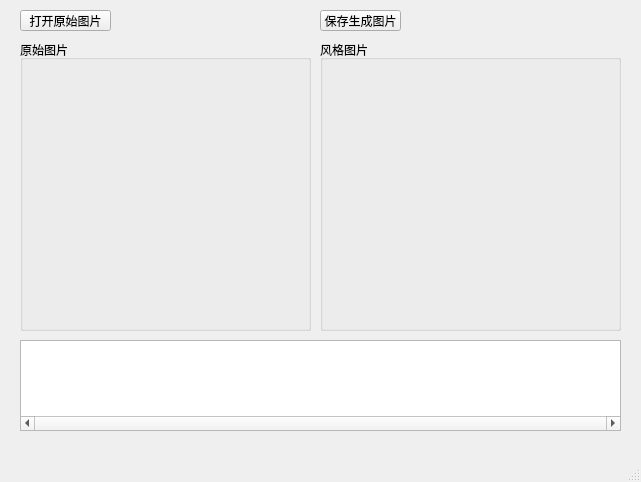
The window that ui/maingui.ui (ssh198811/tf_gan_style_transfer) describes before a commit, drawn with Qt 5.
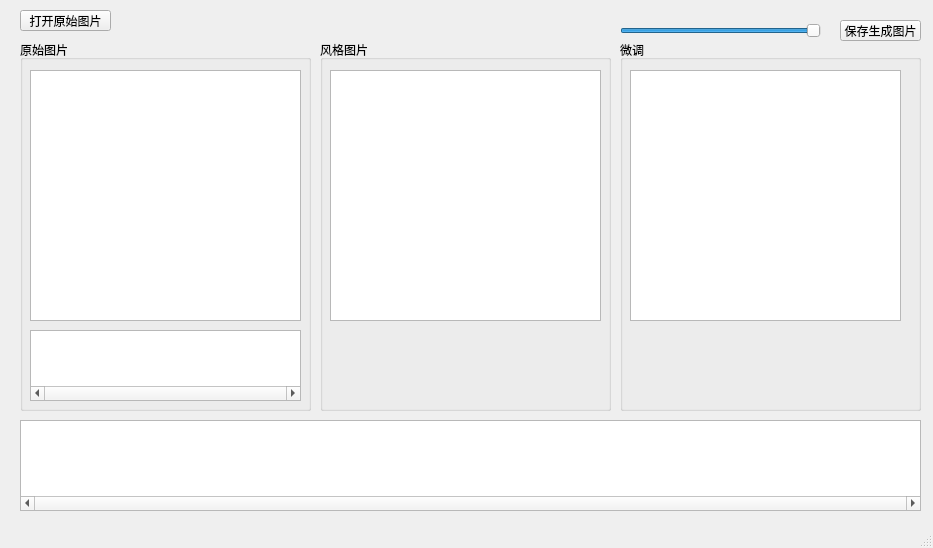
The same window after the commit.

Commit message: 增加lerp过程， 修改UI上面图不清楚的问题

Diff of the .ui file:
```diff
--- a/ui/maingui.ui
+++ b/ui/maingui.ui
@@ -6,8 +6,8 @@
    <rect>
     <x>0</x>
     <y>0</y>
-    <width>641</width>
-    <height>482</height>
+    <width>933</width>
+    <height>548</height>
    </rect>
   </property>
   <property name="windowTitle">
@@ -18,8 +18,8 @@
     <property name="geometry">
      <rect>
       <x>20</x>
-      <y>340</y>
-      <width>601</width>
+      <y>420</y>
+      <width>901</width>
       <height>91</height>
      </rect>
     </property>
@@ -73,8 +73,8 @@
    <widget class="QPushButton" name="pushButton_2">
     <property name="geometry">
      <rect>
-      <x>320</x>
-      <y>10</y>
+      <x>840</x>
+      <y>20</y>
       <width>81</width>
       <height>21</height>
      </rect>
@@ -89,29 +89,66 @@
       <x>20</x>
       <y>40</y>
       <width>291</width>
-      <height>291</height>
+      <height>371</height>
      </rect>
     </property>
     <property name="title">
      <string>原始图片</string>
     </property>
-    <widget class="QLabel" name="label_src">
+    <widget class="QListWidget" name="list_src">
      <property name="geometry">
       <rect>
        <x>10</x>
-       <y>20</y>
-       <width>256</width>
-       <height>256</height>
+       <y>290</y>
+       <width>271</width>
+       <height>71</height>
       </rect>
      </property>
      <property name="sizePolicy">
-      <sizepolicy hsizetype="Fixed" vsizetype="Fixed">
+      <sizepolicy hsizetype="Expanding" vsizetype="Fixed">
        <horstretch>0</horstretch>
        <verstretch>0</verstretch>
       </sizepolicy>
      </property>
-     <property name="text">
-      <string/>
+     <property name="verticalScrollBarPolicy">
+      <enum>Qt::ScrollBarAlwaysOff</enum>
+     </property>
+     <property name="horizontalScrollBarPolicy">
+      <enum>Qt::ScrollBarAlwaysOn</enum>
+     </property>
+     <property name="sizeAdjustPolicy">
+      <enum>QAbstractScrollArea::AdjustToContents</enum>
+     </property>
+     <property name="autoScroll">
+      <bool>false</bool>
+     </property>
+     <property name="flow">
+      <enum>QListView::LeftToRight</enum>
+     </property>
+     <property name="resizeMode">
+      <enum>QListView::Adjust</enum>
+     </property>
+     <property name="spacing">
+      <number>0</number>
+     </property>
+     <property name="viewMode">
+      <enum>QListView::ListMode</enum>
+     </property>
+     <property name="currentRow">
+      <number>-1</number>
+     </property>
+    </widget>
+    <widget class="QListWidget" name="list_src_show">
+     <property name="geometry">
+      <rect>
+       <x>10</x>
+       <y>30</y>
+       <width>271</width>
+       <height>251</height>
+      </rect>
+     </property>
+     <property name="resizeMode">
+      <enum>QListView::Adjust</enum>
      </property>
     </widget>
    </widget>
@@ -120,33 +157,69 @@
      <rect>
       <x>320</x>
       <y>40</y>
-      <width>301</width>
-      <height>291</height>
+      <width>291</width>
+      <height>371</height>
      </rect>
     </property>
     <property name="title">
      <string>风格图片</string>
     </property>
-    <widget class="QLabel" name="label_dst">
+    <widget class="QListWidget" name="list_dst_show">
      <property name="geometry">
       <rect>
-       <x>20</x>
-       <y>20</y>
-       <width>256</width>
-       <height>256</height>
+       <x>10</x>
+       <y>30</y>
+       <width>271</width>
+       <height>251</height>
       </rect>
      </property>
-     <property name="sizePolicy">
-      <sizepolicy hsizetype="Fixed" vsizetype="Fixed">
-       <horstretch>0</horstretch>
-       <verstretch>0</verstretch>
-      </sizepolicy>
+     <property name="resizeMode">
+      <enum>QListView::Adjust</enum>
      </property>
-     <property name="text">
-      <string/>
+    </widget>
+   </widget>
+   <widget class="QGroupBox" name="groupBox_3">
+    <property name="geometry">
+     <rect>
+      <x>620</x>
+      <y>40</y>
+      <width>301</width>
+      <height>371</height>
+     </rect>
+    </property>
+    <property name="title">
+     <string>微调</string>
+    </property>
+    <widget class="QListWidget" name="list_lerp_show">
+     <property name="geometry">
+      <rect>
+       <x>10</x>
+       <y>30</y>
+       <width>271</width>
+       <height>251</height>
+      </rect>
      </property>
     </widget>
    </widget>
+   <widget class="QSlider" name="lerp_slider">
+    <property name="geometry">
+     <rect>
+      <x>620</x>
+      <y>20</y>
+      <width>201</width>
+      <height>21</height>
+     </rect>
+    </property>
+    <property name="maximum">
+     <number>100</number>
+    </property>
+    <property name="value">
+     <number>100</number>
+    </property>
+    <property name="orientation">
+     <enum>Qt::Horizontal</enum>
+    </property>
+   </widget>
   </widget>
   <widget class="QMenuBar" name="menubar">
    <property name="geometry">
```
Left out of the diff: 47 changed lines with no effect on the pictures. The commit also changes 13 other files.
